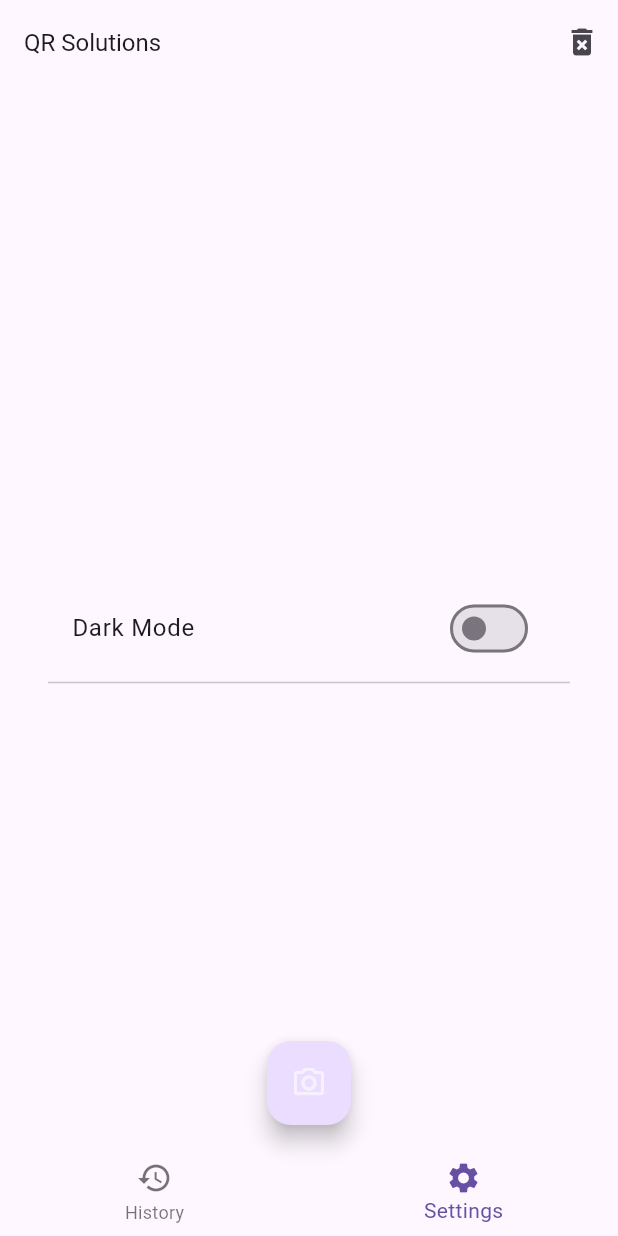
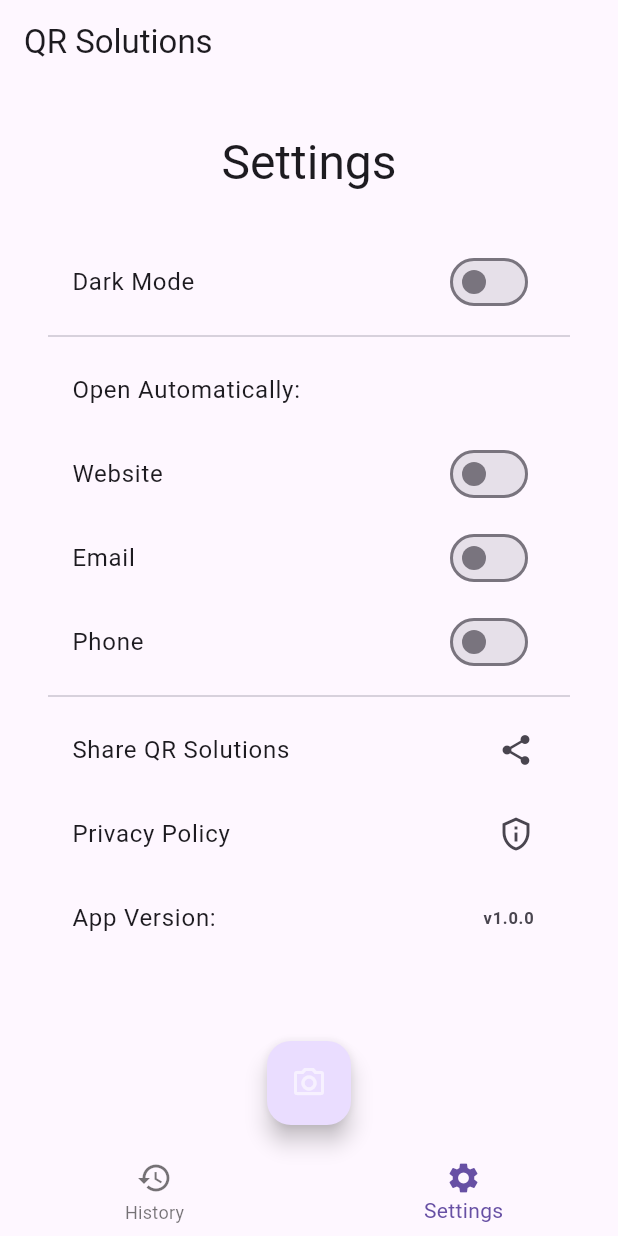
Before and after one commit to miguelfagundez/QR-Solutions, a Flutter app: the screen it shows after launch, item 2 of the bottom bar chosen, on a phone screen of 412 x 824 dp. Run offline on Flutter 3.47's test engine with Material 3 defaults, Android fonts, the phone set to English and light mode, and no system bars; our stand-ins replace bloc, dartz, flutter_bloc, flutter_form_builder, form_builder_validators, get_it and 3 more; missing offline and left inert: flutter_barcode_scanner; accounts and stored records are empty; generated files the repository leaves out were written again.

Commit message:
Initial settings page & new localizations included

```diff
--- a/lib/core/utils/constants.dart
+++ b/lib/core/utils/constants.dart
@@ -29,3 +29,6 @@ const APP_PREFERENCES_DARKMODE = 'darkmode';
 const APP_PREFERENCES_OPEN_WEBSITE = 'openwebsite';
 const APP_PREFERENCES_OPEN_PHONE = 'openphone';
 const APP_PREFERENCES_OPEN_EMAIL = 'openemail';
+
+// App data
+const APP_VERSION = 'v1.0.0';
--- a/lib/features/settings/presentation/pages/settings_page.dart
+++ b/lib/features/settings/presentation/pages/settings_page.dart
@@ -1,5 +1,7 @@
 import 'package:flutter/material.dart';
 import 'package:flutter_bloc/flutter_bloc.dart';
+import 'package:qr_solutions/core/utils/constants.dart';
+import 'package:flutter_gen/gen_l10n/app_localizations.dart';
 import 'package:qr_solutions/features/settings/presentation/bloc/settings_bloc.dart';
 
 class SettingsPage extends StatefulWidget {
@@ -26,18 +28,21 @@ class _SettingsPageState extends State<SettingsPage> {
   Widget build(BuildContext context) {
     return BlocBuilder<SettingsBloc, SettingsState>(builder: (conext, state) {
       return Scaffold(
-        body: Center(
-            child: Padding(
+        body: Padding(
           padding: const EdgeInsets.all(32.0),
           child: SingleChildScrollView(
             child: Column(
               mainAxisAlignment: MainAxisAlignment.center,
               children: [
+                Text(
+                  AppLocalizations.of(context)!.settings,
+                  style: Theme.of(context).textTheme.headlineLarge,
+                ),
                 const SizedBox(
                   height: 32,
                 ),
                 SwitchListTile.adaptive(
-                  title: const Text('Dark Mode'),
+                  title: Text(AppLocalizations.of(context)!.darkMode),
                   value: state.isDarkMode!,
                   onChanged: (value) {
                     setState(() {
@@ -47,10 +52,48 @@ class _SettingsPageState extends State<SettingsPage> {
                   },
                 ),
                 const Divider(),
+                ListTile(
+                  title: Text(
+                      '${AppLocalizations.of(context)!.openAutomatically}:'),
+                ),
+                SwitchListTile.adaptive(
+                  title: Text(AppLocalizations.of(context)!.website),
+                  value: state.isDarkMode!,
+                  onChanged: (value) {},
+                ),
+                SwitchListTile.adaptive(
+                  title: Text(AppLocalizations.of(context)!.email),
+                  value: state.isDarkMode!,
+                  onChanged: (value) {},
+                ),
+                SwitchListTile.adaptive(
+                  title: Text(AppLocalizations.of(context)!.phone),
+                  value: state.isDarkMode!,
+                  onChanged: (value) {},
+                ),
+                const Divider(),
+                ListTile(
+                  title: Text(
+                      '${AppLocalizations.of(context)!.share} ${AppLocalizations.of(context)!.appTitle}'),
+                  trailing: const Icon(Icons.share_rounded),
+                ),
+                ListTile(
+                  title: Text(AppLocalizations.of(context)!.privacy),
+                  trailing: const Icon(Icons.privacy_tip_outlined),
+                ),
+                ListTile(
+                  title: Text('${AppLocalizations.of(context)!.version}: '),
+                  trailing: const Text(
+                    APP_VERSION,
+                    style: TextStyle(
+                      fontWeight: FontWeight.bold,
+                    ),
+                  ),
+                ),
               ],
             ),
           ),
-        )),
+        ),
       );
     });
   }
--- a/lib/l10n/intl_en.arb
+++ b/lib/l10n/intl_en.arb
@@ -82,5 +82,37 @@
   "shareScan": "Share Scan",
   "@shareScan": {
     "description": "shareScan"
+  },
+  "darkMode": "Dark Mode",
+  "@darkMode": {
+    "description": "darkMode"
+  },
+  "openAutomatically": "Open Automatically",
+  "@openAutomatically": {
+    "description": "openAutomatically"
+  },
+  "website": "Website",
+  "@website": {
+    "description": "website"
+  },
+  "email": "Email",
+  "@email": {
+    "description": "email"
+  },
+  "phone": "Phone",
+  "@phone": {
+    "description": "phone"
+  },
+  "share": "Share",
+  "@share": {
+    "description": "share"
+  },
+  "privacy": "Privacy Policy",
+  "@phone": {
+    "description": "phone"
+  },
+  "version": "App Version",
+  "@version": {
+    "description": "version"
   }
 }
--- a/lib/l10n/intl_es.arb
+++ b/lib/l10n/intl_es.arb
@@ -19,5 +19,13 @@
   "scanValueTitle": "Valor del Scaner",
   "scanTypeTitle": "Seleccione el tipo de scaner",
   "errorLaunchScan": "Error! Chequear el tipo de scaner!",
-  "shareScan": "Compartir Scaner"
+  "shareScan": "Compartir Scaner",
+  "darkMode": "Modo Oscuro",
+  "openAutomatically": "Abrir Automaticamente",
+  "website": "Website",
+  "email": "Email",
+  "phone": "Telef",
+  "share": "Compartir",
+  "privacy": "Politica de Privacidad",
+  "version": "Version de la App"
   }
--- a/lib/share/presentation/pages/home_page.dart
+++ b/lib/share/presentation/pages/home_page.dart
@@ -26,26 +26,29 @@ class _HomePageState extends State<HomePage> {
 
   @override
   Widget build(BuildContext context) {
+    return BlocBuilder<UiBloc, UiState>(builder: (context, state) {
       return Scaffold(
         appBar: AppBar(
           title: const Text(
             APP_NAME,
-          style: TextStyle(fontSize: 16.0),
           ),
           actions: [
-          IconButton(
+            (state.indexSelected == 0)
+                ? IconButton(
                     icon: const Icon(Icons.delete_forever),
                     onPressed: () {
                       showDialog(
                         context: context,
                         builder: (_) => AlertDialog(
-                  title: Text(AppLocalizations.of(context)!.confirmTitle),
-                  content: Text(
-                      AppLocalizations.of(context)!.confirmDeleteAllScansBody),
+                          title:
+                              Text(AppLocalizations.of(context)!.confirmTitle),
+                          content: Text(AppLocalizations.of(context)!
+                              .confirmDeleteAllScansBody),
                           actions: [
                             TextButton(
                                 onPressed: () {
-                          BlocProvider.of<ScanBloc>(context, listen: false)
+                                  BlocProvider.of<ScanBloc>(context,
+                                          listen: false)
                                       .add(DeleteAllScansEvent());
                                   Navigator.pop(context);
                                 },
@@ -60,19 +63,17 @@ class _HomePageState extends State<HomePage> {
                       );
                     },
                   )
+                : const SizedBox.shrink()
           ],
         ),
-      body: BlocBuilder<UiBloc, UiState>(
-        builder: (context, state) {
-          return IndexedStack(
+        body: IndexedStack(
           index: state.indexSelected,
           children: screens,
-          );
-        },
         ),
         bottomNavigationBar: const CustomNavigationBar(),
         floatingActionButton: const CustomScanButton(),
         floatingActionButtonLocation: FloatingActionButtonLocation.centerFloat,
       );
+    });
   }
 }
```
Lines whose indentation alone changed are shown as unchanged.
